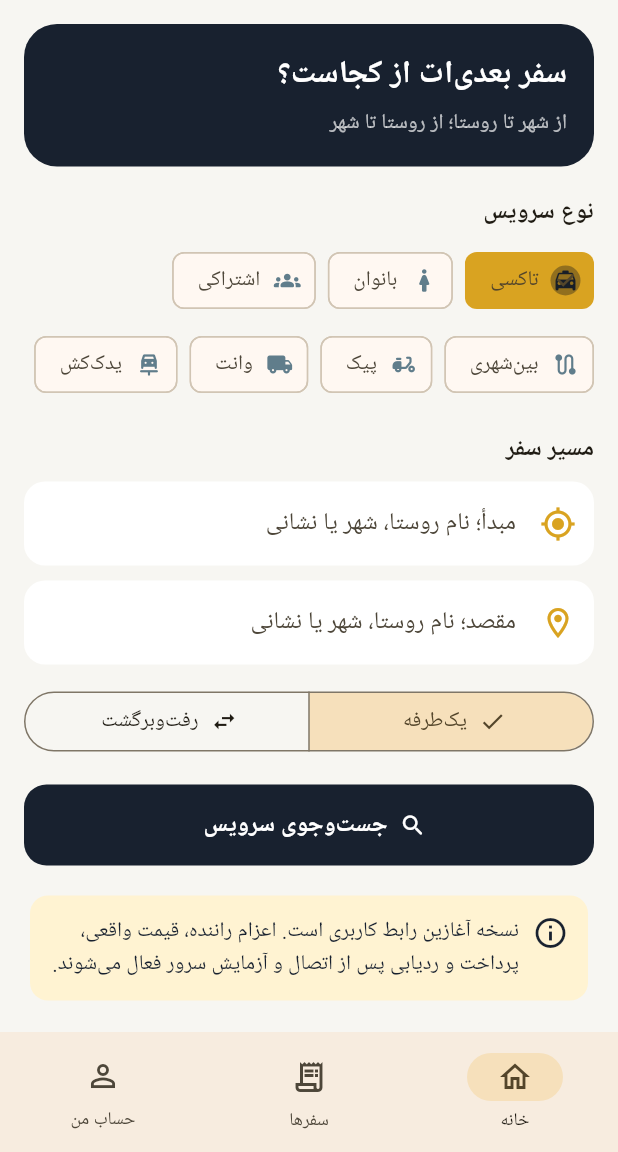
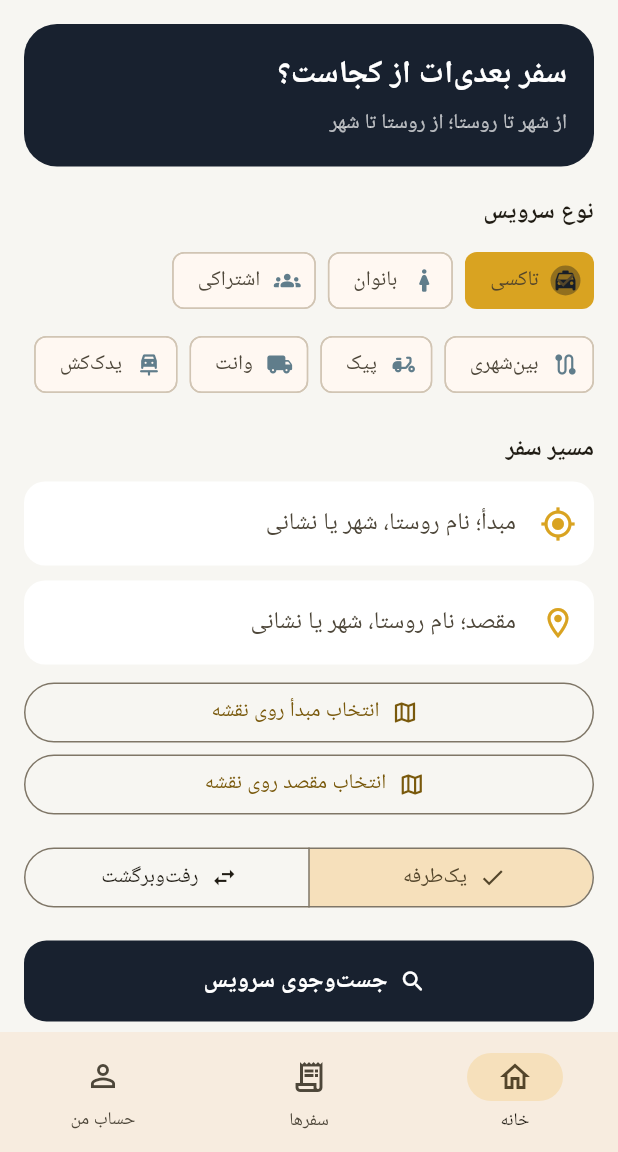
Before and after one commit to ajami6657-max/KHORASAN-TAXI, a Flutter app: the PassengerHomePage screen opened directly, on a phone screen of 412 x 824 dp, the part 84-1236 px from its top. Run offline on Flutter 3.47's test engine with Material 3 defaults, Android fonts, the phone set to English and light mode, and no system bars; our stand-ins replace flutter_map, latlong2.

Commit message:
Add map-based pickup and destination selection to passenger flow

```diff
--- a/mobile_src/lib/main.dart
+++ b/mobile_src/lib/main.dart
@@ -1,4 +1,5 @@
 import 'package:flutter/material.dart';
+import 'map_picker_page.dart';
 
 void main() => runApp(const ZaffranTaxiApp());
 
@@ -37,6 +38,8 @@ class _PassengerHomePageState extends State<PassengerHomePage> {
   final destinationController = TextEditingController();
   String selectedService = 'تاکسی';
   String tripMode = 'یک‌طرفه';
+  String originCoordinates = '';
+  String destinationCoordinates = '';
 
   final services = const [
     ('تاکسی', Icons.local_taxi_rounded),
@@ -130,6 +133,33 @@ class _PassengerHomePageState extends State<PassengerHomePage> {
             _addressField(originController, 'مبدأ؛ نام روستا، شهر یا نشانی', Icons.my_location),
             const SizedBox(height: 10),
             _addressField(destinationController, 'مقصد؛ نام روستا، شهر یا نشانی', Icons.location_on_outlined),
+            const SizedBox(height: 8),
+            OutlinedButton.icon(
+              icon: const Icon(Icons.map_outlined),
+              label: const Text('انتخاب مبدأ روی نقشه'),
+              onPressed: () async {
+                final point = await Navigator.push<String>(context, MaterialPageRoute(
+                  builder: (_) => MapPickerPage(title: 'انتخاب مبدأ', initialPoint: originCoordinates),
+                ));
+                if (point != null && mounted) setState(() {
+                  originCoordinates = point;
+                  originController.text = 'موقعیت نقشه: $point';
+                });
+              },
+            ),
+            OutlinedButton.icon(
+              icon: const Icon(Icons.map_outlined),
+              label: const Text('انتخاب مقصد روی نقشه'),
+              onPressed: () async {
+                final point = await Navigator.push<String>(context, MaterialPageRoute(
+                  builder: (_) => MapPickerPage(title: 'انتخاب مقصد', initialPoint: destinationCoordinates),
+                ));
+                if (point != null && mounted) setState(() {
+                  destinationCoordinates = point;
+                  destinationController.text = 'موقعیت نقشه: $point';
+                });
+              },
+            ),
             const SizedBox(height: 14),
             SegmentedButton<String>(
               segments: const [
@@ -205,7 +235,7 @@ class _PassengerHomePageState extends State<PassengerHomePage> {
   }
 
   void _requestRide() {
-    if (originController.text.trim().isEmpty || destinationController.text.trim().isEmpty) {
+    if ((originController.text.trim().isEmpty && originCoordinates.isEmpty) || (destinationController.text.trim().isEmpty && destinationCoordinates.isEmpty)) {
       _showInfo('تکمیل مسیر', 'لطفاً مبدأ و مقصد را وارد کنید.');
       return;
     }
```
